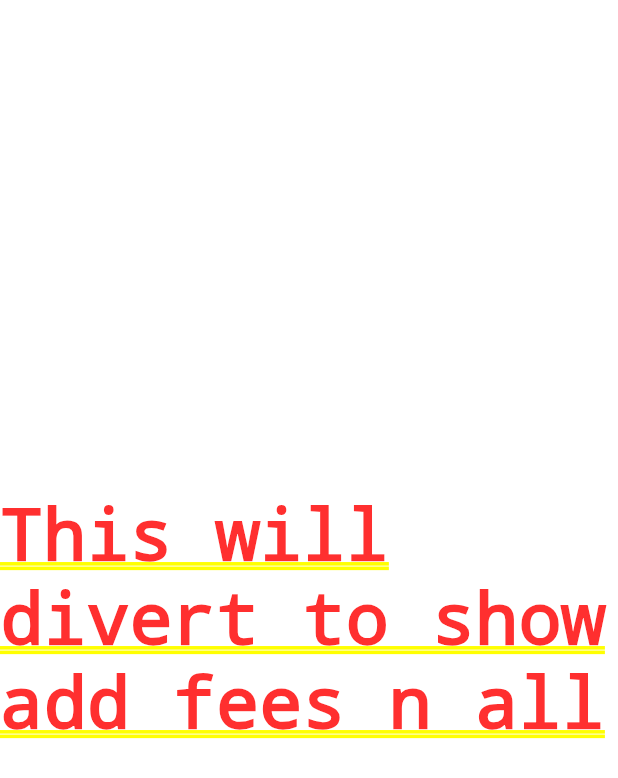
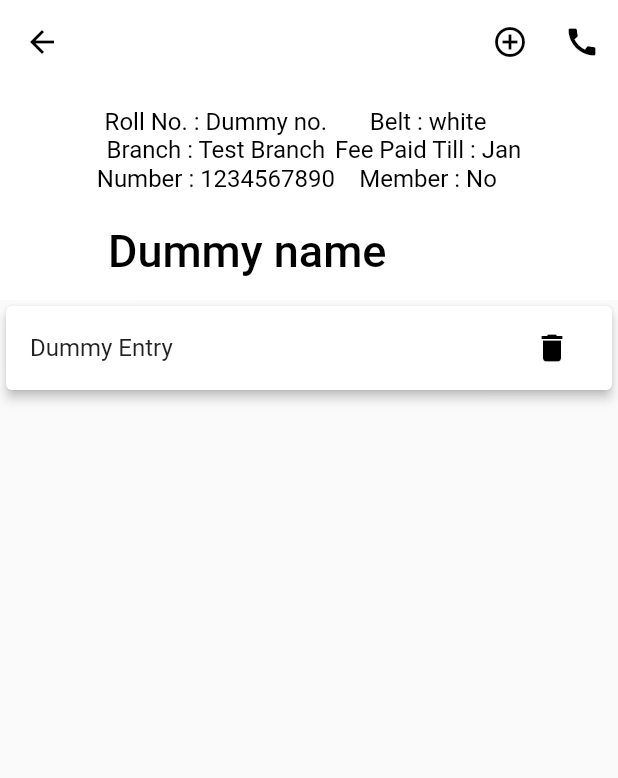
Before and after one commit to SirusCodes/AKounter, a Flutter app: the StudentList screen opened directly, after a tap on "Test student", on a phone screen of 412 x 824 dp. Shown: the top 778 px of the screen. Run offline on Flutter 3.47's test engine with Material 2 defaults, Android fonts, the phone set to English and light mode, and no system bars; our stand-ins replace date_format, firebase_auth, flutter_datetime_picker, google_sign_in; missing offline and left inert: date_text_input_formatter; accounts and stored records are empty.

Commit message:
added StudentDetails and start UI for AddEntry

```diff
--- /dev/null
+++ b/lib/screens/add_data/add_entry.dart
@@ -0,0 +1,25 @@
+import 'package:flutter/material.dart';
+
+class AddEntry extends StatefulWidget {
+  AddEntry({Key key}) : super(key: key);
+
+  @override
+  _AddEntryState createState() => _AddEntryState();
+}
+
+class _AddEntryState extends State<AddEntry> {
+  @override
+  Widget build(BuildContext context) {
+    return Scaffold(
+      appBar: AppBar(
+        elevation: 0.0,
+        title: Text("Add Entry"),
+      ),
+      body: SizedBox.expand(
+        child: Container(
+          color: Theme.of(context).primaryColor,
+        ),
+      ),
+    );
+  }
+}
--- a/lib/screens/add_data/add_students.dart
+++ b/lib/screens/add_data/add_students.dart
@@ -1,5 +1,6 @@
 import 'package:akounter/widgets/c_textformfield.dart';
 import 'package:date_format/date_format.dart';
+import 'package:date_text_input_formatter/date_text_input_formatter.dart';
 import 'package:flutter/material.dart';
 import 'package:flutter_datetime_picker/flutter_datetime_picker.dart';
 
@@ -97,6 +98,11 @@ class _AddStudentState extends State<AddStudent> {
                             keyboardType: TextInputType.number,
                             label: "DOB",
                             controller: _dobController,
+                            inputFormatters: [
+                              DateTextInputFormatter(
+                                format: ["dd", "mm", "yyyy"],
+                              )
+                            ],
                           ),
                         ),
                         IconButton(
@@ -108,7 +114,7 @@ class _AddStudentState extends State<AddStudent> {
                             onConfirm: (DateTime date) {
                               setState(() {
                                 _dobController.text = formatDate(
-                                    date, [dd, "-", mm, "-", "yyyy"]);
+                                    date, ["dd", "-", "mm", "-", "yyyy"]);
                               });
                             },
                           ),
--- /dev/null
+++ b/lib/screens/student_details.dart
@@ -0,0 +1,114 @@
+import 'package:akounter/screens/add_data/add_entry.dart';
+import 'package:flutter/material.dart';
+
+class StudentDetails extends StatefulWidget {
+  @override
+  _StudentDetailsState createState() => _StudentDetailsState();
+}
+
+class _StudentDetailsState extends State<StudentDetails> {
+  @override
+  Widget build(BuildContext context) {
+    return Scaffold(
+      body: NestedScrollView(
+        headerSliverBuilder: (BuildContext context, bool innerBoxIsScrolled) {
+          return <Widget>[
+            SliverAppBar(
+              actions: <Widget>[
+                IconButton(
+                  icon: Icon(Icons.add_circle_outline),
+                  onPressed: () {
+                    Navigator.push(context,
+                        MaterialPageRoute(builder: (context) => AddEntry()));
+                  },
+                ),
+                IconButton(
+                  icon: Icon(Icons.call),
+                  onPressed: () {},
+                ),
+              ],
+              pinned: true,
+              expandedHeight: 200.0,
+              flexibleSpace: FlexibleSpaceBar(
+                title: Text("Dummy name"),
+                background: Row(
+                  mainAxisAlignment: MainAxisAlignment.center,
+                  children: <Widget>[
+                    Column(
+                      mainAxisAlignment: MainAxisAlignment.center,
+                      children: <Widget>[
+                        Text(
+                          "Roll No. : Dummy no.",
+                          style: TextStyle(
+                            color: Theme.of(context).accentColor,
+                            fontSize: 16.0,
+                          ),
+                        ),
+                        Text(
+                          "Branch : Test Branch",
+                          style: TextStyle(
+                            color: Theme.of(context).accentColor,
+                            fontSize: 16.0,
+                          ),
+                        ),
+                        Text(
+                          "Number : 1234567890",
+                          style: TextStyle(
+                            color: Theme.of(context).accentColor,
+                            fontSize: 16.0,
+                          ),
+                        ),
+                      ],
+                    ),
+                    Column(
+                      mainAxisAlignment: MainAxisAlignment.center,
+                      children: <Widget>[
+                        Text(
+                          "Belt : white",
+                          style: TextStyle(
+                            color: Theme.of(context).accentColor,
+                            fontSize: 16.0,
+                          ),
+                        ),
+                        Text(
+                          "Fee Paid Till : Jan",
+                          style: TextStyle(
+                            color: Theme.of(context).accentColor,
+                            fontSize: 16.0,
+                          ),
+                        ),
+                        Text(
+                          "Member : No",
+                          style: TextStyle(
+                            color: Theme.of(context).accentColor,
+                            fontSize: 16.0,
+                          ),
+                        ),
+                      ],
+                    )
+                  ],
+                ),
+              ),
+            ),
+          ];
+        },
+        body: ListView(
+          children: <Widget>[
+            Card(
+              elevation: 3.0,
+              child: ListTile(
+                title: Text("Dummy Entry"),
+                trailing: IconButton(
+                  icon:
+                      Icon(Icons.delete, color: Theme.of(context).accentColor),
+                  onPressed: () {},
+                ),
+                onTap: () {},
+              ),
+            ),
+          ],
+        ),
+      ),
+    );
+  }
+}
--- a/lib/screens/student_list.dart
+++ b/lib/screens/student_list.dart
@@ -1,5 +1,5 @@
 import 'package:akounter/screens/add_data/add_students.dart';
-import 'package:akounter/screens/in_dev.dart';
+import 'package:akounter/screens/student_details.dart';
 import 'package:flutter/material.dart';
 
 class StudentList extends StatelessWidget {
@@ -39,9 +39,7 @@ class StudentList extends StatelessWidget {
                   onTap: () {
                     Navigator.push(
                       context,
-                      MaterialPageRoute(
-                          builder: (context) => InDevelopment(
-                              text: "This will divert to show add fees n all")),
+                      MaterialPageRoute(builder: (context) => StudentDetails()),
                     );
                   },
                 ),
--- a/lib/widgets/c_textformfield.dart
+++ b/lib/widgets/c_textformfield.dart
@@ -1,4 +1,5 @@
 import 'package:flutter/material.dart';
+import 'package:flutter/services.dart';
 
 class CTextFormField extends StatelessWidget {
   CTextFormField({
@@ -10,6 +11,7 @@ class CTextFormField extends StatelessWidget {
     this.onSaved,
     this.onChanged,
     this.textCapitalization = TextCapitalization.none,
+    this.inputFormatters,
   });
   final String label, hint;
   final TextEditingController controller;
@@ -17,6 +19,7 @@ class CTextFormField extends StatelessWidget {
   final Function validator;
   final Function onSaved, onChanged;
   final TextCapitalization textCapitalization;
+  final List<TextInputFormatter> inputFormatters;
 
   @override
   Widget build(BuildContext context) {
@@ -27,6 +30,7 @@ class CTextFormField extends StatelessWidget {
       controller: controller,
       validator: validator,
       onSaved: onSaved,
+      inputFormatters: inputFormatters,
       decoration: InputDecoration(
         hintText: hint,
         hintStyle: TextStyle(color: Theme.of(context).accentColor),
--- a/pubspec.yaml
+++ b/pubspec.yaml
@@ -26,6 +26,7 @@ dependencies:
   firebase_auth: ^0.15.5+3
   flutter_datetime_picker: ^1.3.5
   date_format: ^1.0.8
+  date_text_input_formatter: ^0.0.2
 
   # The following adds the Cupertino Icons font to your application.
   # Use with the CupertinoIcons class for iOS style icons.
```
Also changed, not shown: pubspec.lock.
